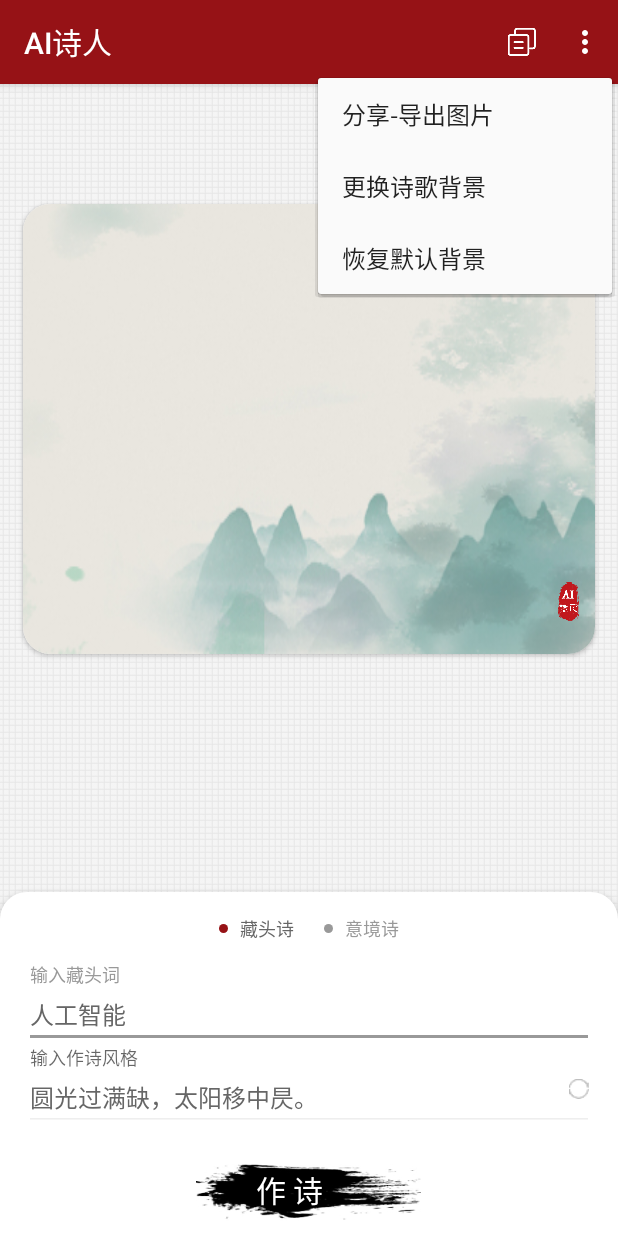
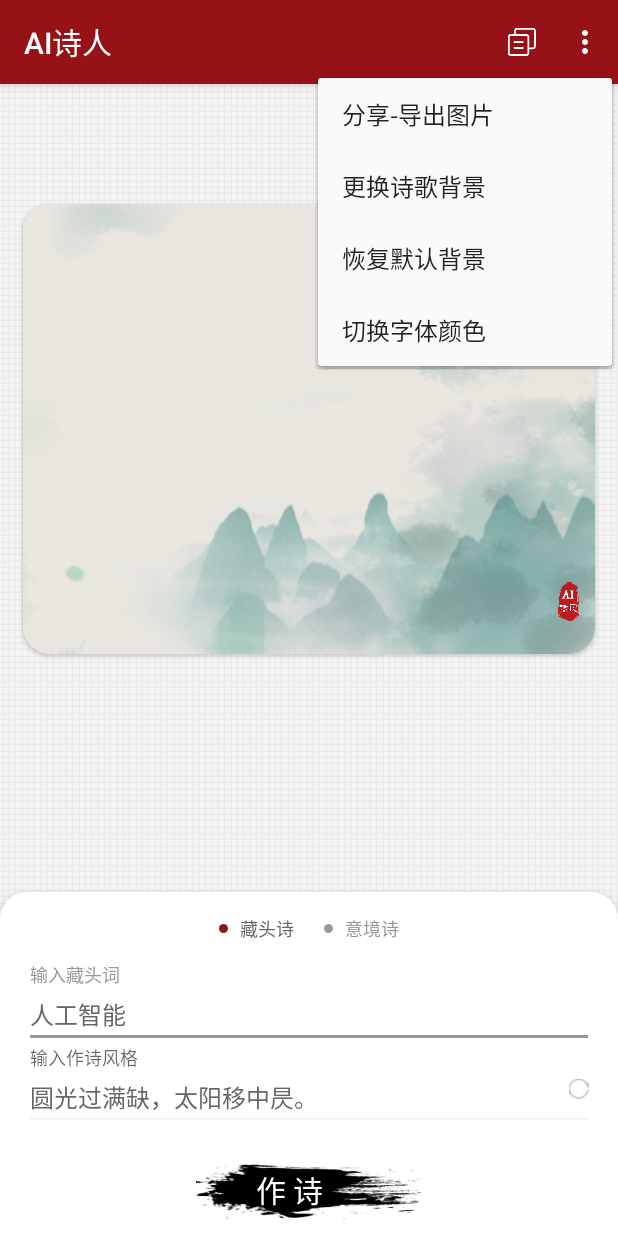
Before and after one commit to pqpo/AIPoet, an Android app: the screen it shows after launch (MainActivity), with the options menu open, on a phone screen of 412 x 824 dp. Run offline under Robolectric (Android 15) with nearby library versions, the phone set to English and light mode, and no system bars; Roboto replaces fonts that are not available here; 4 statements that could not run were skipped.

Commit message:
support change text color

```diff
--- a/app/src/main/java/me/pqpo/aipoet/MainActivity.kt
+++ b/app/src/main/java/me/pqpo/aipoet/MainActivity.kt
@@ -1,6 +1,7 @@
 package me.pqpo.aipoet
 
 import android.Manifest
+import android.content.*
 import androidx.appcompat.app.AppCompatActivity
 import android.os.Bundle
 import android.os.Handler
@@ -12,10 +13,6 @@ import android.widget.TextView
 import androidx.core.view.ViewCompat
 import kotlinx.android.synthetic.main.activity_main.*
 import java.io.IOException
-import android.content.ClipData
-import android.content.ClipboardManager
-import android.content.ContentValues
-import android.content.Intent
 import android.content.pm.PackageManager
 import android.graphics.*
 import android.graphics.drawable.BitmapDrawable
@@ -24,6 +21,7 @@ import android.os.SystemClock
 import android.provider.MediaStore
 import androidx.core.app.ActivityCompat
 import androidx.core.content.ContextCompat
+import androidx.core.content.edit
 import me.pqpo.aipoet.core.AiPoet
 import me.pqpo.aipoet.core.PoetryStyle
 import me.pqpo.aipoet.core.UnmappedWordException
@@ -39,6 +37,9 @@ class MainActivity : AppCompatActivity() {
 
         const val REQUEST_CODE_PICK = 200
         const val REQUEST_CODE_CROP = 201
+
+        const val SP_CONFIG_NAME = "config"
+        const val SP_CONFIG_KEY_TEXT_COLOR = "textColor"
     }
 
     private var acrostic = false
@@ -70,6 +71,13 @@ class MainActivity : AppCompatActivity() {
         }
         backgroundFile = File(getExternalFilesDir(null), "background.jpg")
         loadBackground()
+        loadTextColor()
+    }
+
+    private fun loadTextColor() {
+        text.textColor = getSharedPreferences(SP_CONFIG_NAME, Context.MODE_PRIVATE)
+            .getInt(SP_CONFIG_KEY_TEXT_COLOR, 0xFF333333.toInt())
+
     }
 
     private fun loadBackground() {
@@ -181,6 +189,11 @@ class MainActivity : AppCompatActivity() {
                 backgroundFile.delete()
                 rl_card.backgroundResource = R.mipmap.bg
             }
+        } else if (itemId == R.id.action_menu_toggle_text_color) {
+            text.textColor = if(text.currentTextColor == 0xFF333333.toInt()) 0xFFffffff.toInt() else 0xFF333333.toInt()
+            getSharedPreferences(SP_CONFIG_NAME, Context.MODE_PRIVATE).edit {
+                putInt(SP_CONFIG_KEY_TEXT_COLOR, text.currentTextColor)
+            }
         }
         return super.onOptionsItemSelected(item)
     }
--- a/app/src/main/java/me/pqpo/aipoet/core/AiPoet.kt
+++ b/app/src/main/java/me/pqpo/aipoet/core/AiPoet.kt
@@ -130,7 +130,7 @@ class AiPoet @Throws(IOException::class)
                 newWord = startWordsLocal[i].toString()
             }
             sb.append(newWord)
-            preWord = newWord?:""
+            preWord = newWord
             if (newWord in arrayOf("。", "！", "？")) {
                 sb.append("\n")
             }
--- a/app/src/main/res/menu/main.xml
+++ b/app/src/main/res/menu/main.xml
@@ -16,5 +16,8 @@
         <item android:id="@+id/action_menu_rest_bg"
               app:showAsAction="never"
               android:title="恢复默认背景"/>
+        <item android:id="@+id/action_menu_toggle_text_color"
+              app:showAsAction="never"
+              android:title="切换字体颜色"/>
     </group>
 </menu>
```
